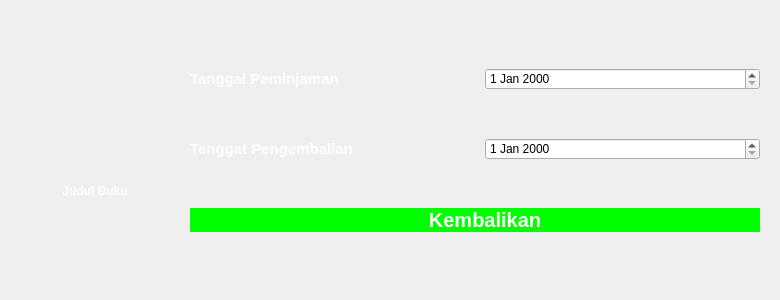
Qt form view/pinjamWrapper.ui (Ionisasi/Aplikasi-Perpustakaan-Digital) before a commit.
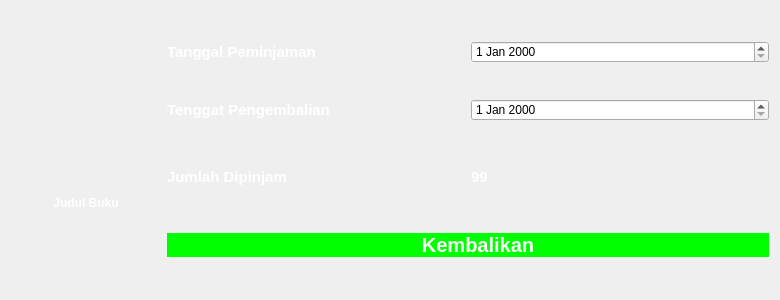
The same form after that commit. Icons and pictures are not drawn.

Patch:
```diff
--- a/view/pinjamWrapper.ui
+++ b/view/pinjamWrapper.ui
@@ -32,25 +32,7 @@
         }</string>
   </property>
   <layout class="QGridLayout" name="gridLayout">
-   <property name="leftMargin">
-    <number>20</number>
-   </property>
-   <property name="topMargin">
-    <number>20</number>
-   </property>
-   <property name="rightMargin">
-    <number>20</number>
-   </property>
-   <property name="bottomMargin">
-    <number>20</number>
-   </property>
-   <property name="horizontalSpacing">
-    <number>20</number>
-   </property>
-   <property name="verticalSpacing">
-    <number>0</number>
-   </property>
-   <item row="0" column="0" rowspan="3">
+   <item row="0" column="0" rowspan="4">
     <layout class="QVBoxLayout" name="verticalLayout">
      <property name="spacing">
       <number>0</number>
@@ -74,7 +56,7 @@
        </property>
       </widget>
      </item>
-     <item alignment="">
+     <item>
       <widget class="QLabel" name="judulBuku">
        <property name="maximumSize">
         <size>
@@ -100,6 +82,12 @@
    </item>
    <item row="0" column="1">
     <widget class="QLabel" name="LblBorrowDate">
+     <property name="maximumSize">
+      <size>
+       <width>16777215</width>
+       <height>40</height>
+      </size>
+     </property>
      <property name="styleSheet">
       <string notr="true">font-size: 15px; font-weight: bold; text-align: center; color: #ffffff;</string>
      </property>
@@ -113,6 +101,12 @@
    </item>
    <item row="1" column="1">
     <widget class="QLabel" name="LblDeadLine">
+     <property name="maximumSize">
+      <size>
+       <width>16777215</width>
+       <height>40</height>
+      </size>
+     </property>
      <property name="styleSheet">
       <string notr="true">font-size: 15px; font-weight: bold; text-align: center; color: #ffffff;</string>
      </property>
@@ -124,7 +118,45 @@
    <item row="1" column="2">
     <widget class="QDateEdit" name="tanggalDeadline"/>
    </item>
-   <item row="2" column="1" colspan="2">
+   <item row="2" column="1">
+    <widget class="QLabel" name="JumlahPinjamLabel">
+     <property name="maximumSize">
+      <size>
+       <width>16777215</width>
+       <height>40</height>
+      </size>
+     </property>
+     <property name="styleSheet">
+      <string notr="true">font-size: 15px; font-weight: bold; text-align: center; color: #ffffff;</string>
+     </property>
+     <property name="text">
+      <string>Jumlah Dipinjam</string>
+     </property>
+    </widget>
+   </item>
+   <item row="2" column="2">
+    <widget class="QLabel" name="JumlahPinjamOutput">
+     <property name="minimumSize">
+      <size>
+       <width>0</width>
+       <height>0</height>
+      </size>
+     </property>
+     <property name="maximumSize">
+      <size>
+       <width>16777215</width>
+       <height>40</height>
+      </size>
+     </property>
+     <property name="styleSheet">
+      <string notr="true">font-size: 15px; font-weight: bold; text-align: center; color: #ffffff;</string>
+     </property>
+     <property name="text">
+      <string>99</string>
+     </property>
+    </widget>
+   </item>
+   <item row="3" column="1" colspan="2">
     <widget class="QPushButton" name="KembalikanBtn">
      <property name="styleSheet">
       <string notr="true">font-size: 20px; font-weight: bold; text-align: left; color: #ffffff;text-align: center;
```
